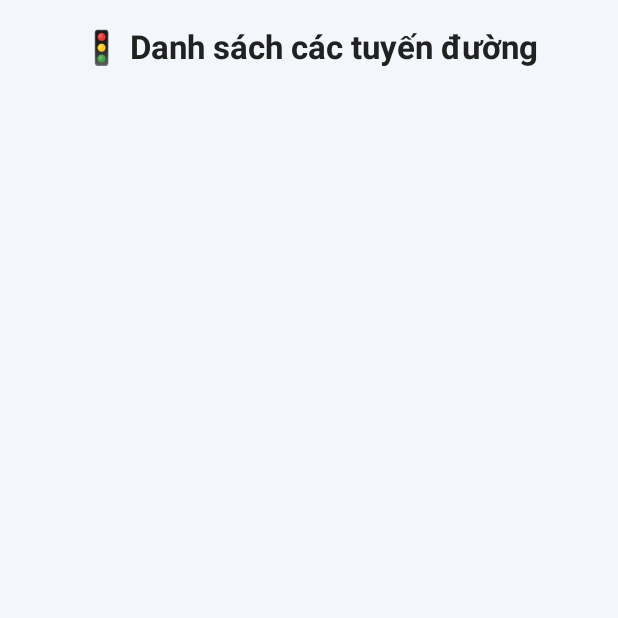
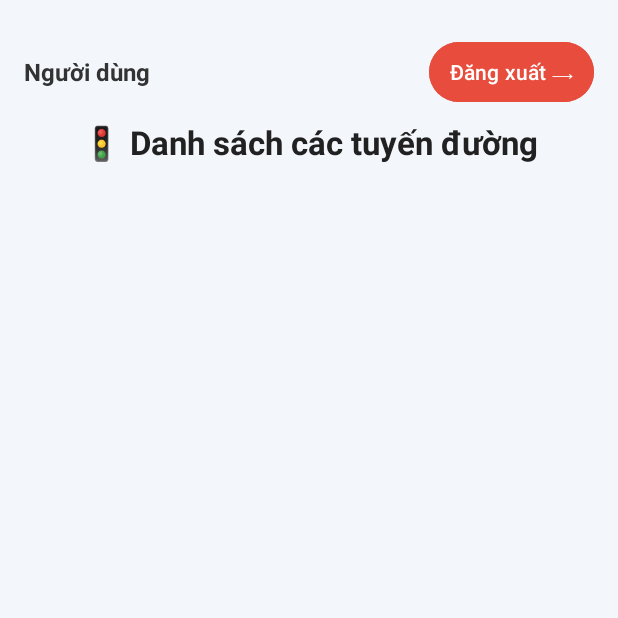
Before and after one commit to lazercodes25/KHKT, an Android app: the RoadListActivity screen opened directly, with no data from a screen before it, on a phone screen of 412 x 824 dp, the top half of it. Run offline under Robolectric (Android 15) with nearby library versions, the phone set to English and light mode, and no system bars.

Commit message:
Add user name handling and logout functionality in Login, RoadList, and SsidMenu activities; update user JSON structure

```diff
--- a/ConnectESP/app/src/main/assets/users.json
+++ b/ConnectESP/app/src/main/assets/users.json
@@ -1,7 +1,7 @@
 {
   "users": [
-    { "username": "duy", "password": "123456", "speed": 1 },
-    { "username": "linh", "password": "654321", "speed": 1.2 },
-    { "username": "admin", "password": "admin", "speed": 2 }
+    { "username": "duy", "password": "123456", "speed": 1, "name": "Nguyễn Khánh Duy" },
+    { "username": "linh", "password": "654321", "speed": 1.2, "name": "Trần Bảo Linh" },
+    { "username": "admin", "password": "admin", "speed": 2, "name": "Quản trị viên" }
   ]
 }
--- a/ConnectESP/app/src/main/java/com/example/connectesp/RoadListActivity.kt
+++ b/ConnectESP/app/src/main/java/com/example/connectesp/RoadListActivity.kt
@@ -24,7 +24,8 @@ import android.view.animation.Animation
 import androidx.annotation.RequiresPermission
 import android.os.Looper
 import android.os.Handler
-
+import android.widget.Button
+import java.io.File
 
 class RoadListActivity : AppCompatActivity() {
 
@@ -46,6 +47,24 @@ class RoadListActivity : AppCompatActivity() {
         layoutRoads = findViewById(R.id.layoutRoads)
         rootLayout = findViewById(R.id.rootLayout)
         prefs = getSharedPreferences("roads", Context.MODE_PRIVATE)
+        val tvUserName = findViewById<TextView>(R.id.tvUserName)
+        val btnLogout = findViewById<Button>(R.id.btnLogout)
+        val layoutRoads = findViewById<LinearLayout>(R.id.layoutRoads)
+
+        // Lấy thông tin user
+        val prefs1 = getSharedPreferences("user", MODE_PRIVATE)
+        val displayName = prefs1.getString("name", "Người dùng")
+        tvUserName.text = displayName
+        // Nút đăng xuất
+        btnLogout.setOnClickListener {
+            val file = File(filesDir, "login.json")
+            if (file.exists()) file.delete()
+            prefs1.edit().clear().apply()
+            val intent = Intent(this, LoginActivity::class.java)
+            intent.flags = Intent.FLAG_ACTIVITY_NEW_TASK or Intent.FLAG_ACTIVITY_CLEAR_TASK
+            startActivity(intent)
+            finish()
+        }
         // 🛰️ Bắt đầu auto-check kết nối với ESP32 mỗi 3 giây
         EspApiClient.startAutoCheck(
             onConnected = {
--- a/ConnectESP/app/src/main/res/layout/activity_road_list.xml
+++ b/ConnectESP/app/src/main/res/layout/activity_road_list.xml
@@ -1,6 +1,5 @@
 <?xml version="1.0" encoding="utf-8"?>
 <LinearLayout xmlns:android="http://schemas.android.com/apk/res/android"
-    xmlns:app="http://schemas.android.com/apk/res-auto"
     xmlns:tools="http://schemas.android.com/tools"
     android:id="@+id/rootLayout"
     android:layout_width="match_parent"
@@ -10,6 +9,46 @@
     android:padding="16dp"
     tools:context=".RoadListActivity">
 
+    <!-- Header: Tên user (trái) + Logout (phải) -->
+    <LinearLayout
+        android:id="@+id/headerLayout"
+        android:layout_width="match_parent"
+        android:layout_height="wrap_content"
+        android:orientation="horizontal"
+        android:gravity="center_vertical"
+        android:paddingVertical="8dp">
+
+        <!-- Tên người dùng bên trái -->
+        <TextView
+            android:id="@+id/tvUserName"
+            android:layout_width="wrap_content"
+            android:layout_height="wrap_content"
+            android:text="Người dùng"
+            android:textSize="16sp"
+            android:textStyle="bold"
+            android:textColor="#333" />
+
+        <!-- View giãn cách -->
+        <View
+            android:layout_width="0dp"
+            android:layout_height="match_parent"
+            android:layout_weight="1" />
+
+        <!-- Nút Logout bên phải -->
+        <Button
+            android:id="@+id/btnLogout"
+            android:layout_width="wrap_content"
+            android:layout_height="wrap_content"
+            android:text="Đăng xuất ⟶"
+            android:textAllCaps="false"
+            android:textColor="#FFFFFF"
+            android:backgroundTint="#E74C3C"
+            android:paddingHorizontal="14dp"
+            android:paddingVertical="8dp"
+            android:elevation="3dp" />
+    </LinearLayout>
+
+    <!-- Tiêu đề -->
     <TextView
         android:id="@+id/tvTitle"
         android:layout_width="match_parent"
@@ -21,6 +60,7 @@
         android:paddingBottom="12dp"
         android:gravity="center" />
 
+    <!-- Danh sách tuyến đường -->
     <ScrollView
         android:layout_width="match_parent"
         android:layout_height="match_parent"
```
Also changed, not shown: ConnectESP/app/src/main/java/com/example/connectesp/LoginActivity.kt (+55 -1 lines), ConnectESP/app/src/main/java/com/example/connectesp/SsidMenu.kt (+17 -0 lines), ConnectESP/app/src/main/res/layout/activity_ssid_menu.xml (+60 -16 lines).
